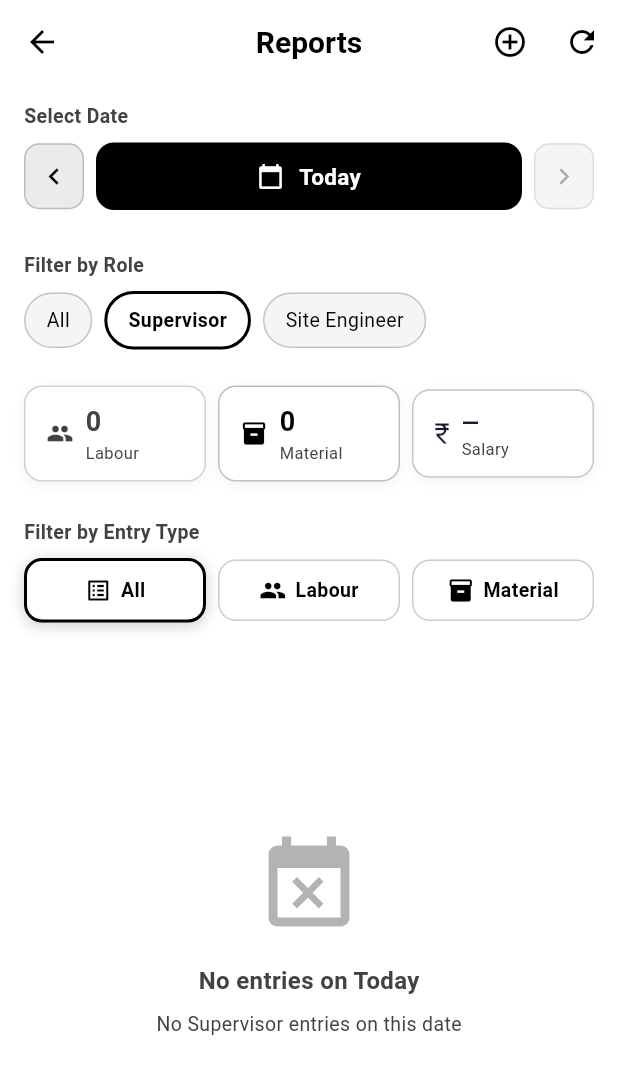
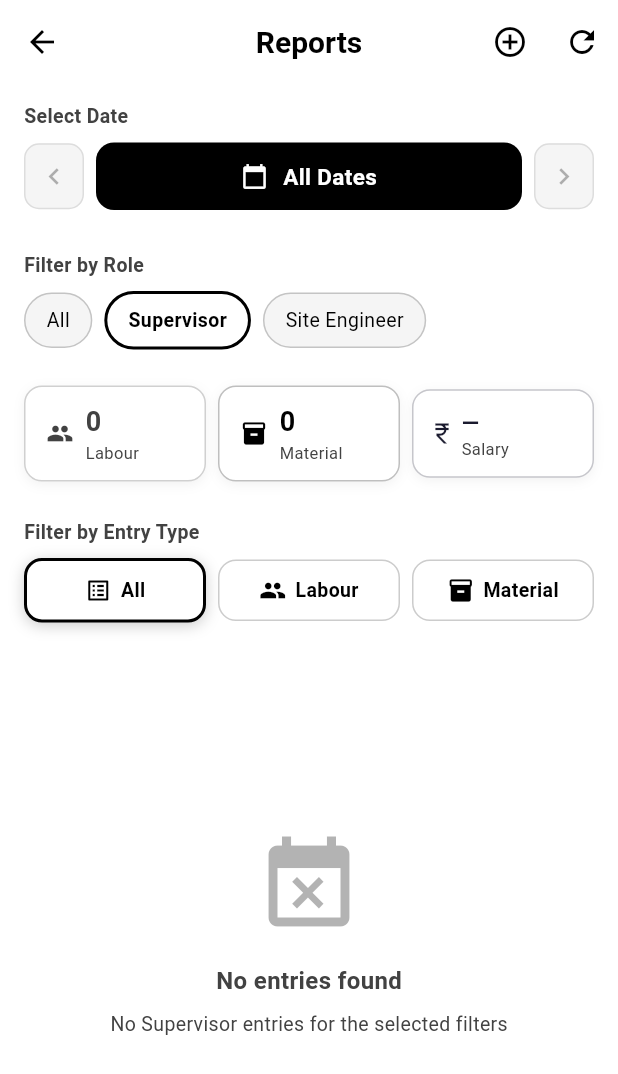
Before and after one commit to siva-dataworker/new_essentials, a Flutter app: the AccountantReportsScreen screen opened directly, after a tap on "Supervisor", on a phone screen of 412 x 824 dp. Shown: the top 1074 px of the screen. Run offline on Flutter 3.47's test engine with Material 3 defaults, Android fonts, the phone set to English and light mode, and no system bars; our stand-ins replace cached_network_image, file_picker, firebase_auth, google_sign_in, image_picker, intl_phone_field and 4 more; missing offline and left inert: excel; accounts and stored records are empty.

Commit message:
fix: accountant reports - default to All Dates so all entries show, date filter is optional

```diff
--- a/otp_phone_auth/lib/screens/accountant_reports_screen.dart
+++ b/otp_phone_auth/lib/screens/accountant_reports_screen.dart
@@ -13,7 +13,7 @@ class AccountantReportsScreen extends StatefulWidget {
 }
 
 class _AccountantReportsScreenState extends State<AccountantReportsScreen> {
-  DateTime _selectedDate = DateTime.now();
+  DateTime? _selectedDate; // null = All dates (no filter)
   String? _selectedRole; // null = All
   String? _selectedSiteId; // null = All sites
   String? _selectedEntryType; // null = All, 'labour', 'material'
@@ -21,12 +21,15 @@ class _AccountantReportsScreenState extends State<AccountantReportsScreen> {
   static const _roles = ['Supervisor', 'Site Engineer'];
 
   String get _selectedDateStr =>
-      DateFormat('yyyy-MM-dd').format(_selectedDate);
+      _selectedDate != null ? DateFormat('yyyy-MM-dd').format(_selectedDate!) : '';
 
   List<Map<String, dynamic>> _filterEntries(List<Map<String, dynamic>> entries) {
     return entries.where((e) {
-      final d = e['entry_date'] as String? ?? '';
-      if (!d.startsWith(_selectedDateStr)) return false;
+      // Date filter — only apply if a date is selected
+      if (_selectedDate != null) {
+        final d = e['entry_date'] as String? ?? '';
+        if (!d.startsWith(_selectedDateStr)) return false;
+      }
       if (_selectedRole != null) {
         final role = (e['user_role'] as String? ?? '').toLowerCase().replaceAll('_', ' ');
         if (role != _selectedRole!.toLowerCase()) return false;
@@ -42,7 +45,7 @@ class _AccountantReportsScreenState extends State<AccountantReportsScreen> {
   Future<void> _pickDate() async {
     final picked = await showDatePicker(
       context: context,
-      initialDate: _selectedDate,
+      initialDate: _selectedDate ?? DateTime.now(),
       firstDate: DateTime(2024),
       lastDate: DateTime.now(),
       builder: (context, child) => Theme(
@@ -319,11 +322,12 @@ class _AccountantReportsScreenState extends State<AccountantReportsScreen> {
                     const SizedBox(height: 8),
                     Row(
                       children: [
-                        // Prev day
+                        // Prev day (only when a date is selected)
                         _ArrowBtn(
                           icon: Icons.chevron_left,
+                          disabled: _selectedDate == null,
                           onTap: () => setState(() => _selectedDate =
-                              _selectedDate.subtract(const Duration(days: 1))),
+                              _selectedDate!.subtract(const Duration(days: 1))),
                         ),
                         const SizedBox(width: 8),
                         // Date display — tap to open picker
@@ -342,28 +346,38 @@ class _AccountantReportsScreenState extends State<AccountantReportsScreen> {
                                   const Icon(Icons.calendar_today, color: Colors.white, size: 18),
                                   const SizedBox(width: 10),
                                   Text(
-                                    _friendlyDate(_selectedDate),
+                                    _selectedDate != null
+                                        ? _friendlyDate(_selectedDate!)
+                                        : 'All Dates',
                                     style: const TextStyle(
                                       color: Colors.white,
                                       fontSize: 15,
                                       fontWeight: FontWeight.bold,
                                     ),
                                   ),
+                                  if (_selectedDate != null) ...[
+                                    const SizedBox(width: 8),
+                                    GestureDetector(
+                                      onTap: () => setState(() => _selectedDate = null),
+                                      child: const Icon(Icons.close, color: Colors.white70, size: 16),
+                                    ),
+                                  ],
                                 ],
                               ),
                             ),
                           ),
                         ),
                         const SizedBox(width: 8),
-                        // Next day (disabled if today)
+                        // Next day (disabled if today or no date selected)
                         _ArrowBtn(
                           icon: Icons.chevron_right,
-                          disabled: DateTime(_selectedDate.year, _selectedDate.month,
-                                  _selectedDate.day) ==
-                              DateTime(DateTime.now().year, DateTime.now().month,
-                                  DateTime.now().day),
+                          disabled: _selectedDate == null ||
+                              DateTime(_selectedDate!.year, _selectedDate!.month,
+                                      _selectedDate!.day) ==
+                                  DateTime(DateTime.now().year, DateTime.now().month,
+                                      DateTime.now().day),
                           onTap: () => setState(() =>
-                              _selectedDate = _selectedDate.add(const Duration(days: 1))),
+                              _selectedDate = _selectedDate!.add(const Duration(days: 1))),
                         ),
                       ],
                     ),
@@ -650,7 +664,9 @@ class _AccountantReportsScreenState extends State<AccountantReportsScreen> {
                 color: AppColors.textSecondary.withValues(alpha: 0.4)),
             const SizedBox(height: 16),
             Text(
-              'No entries on ${_friendlyDate(_selectedDate)}',
+              _selectedDate != null
+                  ? 'No entries on ${_friendlyDate(_selectedDate!)}'
+                  : 'No entries found',
               style: const TextStyle(
                 fontSize: 16,
                 fontWeight: FontWeight.w600,
@@ -660,7 +676,7 @@ class _AccountantReportsScreenState extends State<AccountantReportsScreen> {
             const SizedBox(height: 8),
             Text(
               _selectedRole != null
-                  ? 'No $_selectedRole entries on this date'
+                  ? 'No $_selectedRole entries for the selected filters'
                   : 'Try a different date or role filter',
               style: const TextStyle(fontSize: 13, color: AppColors.textSecondary),
             ),
```
